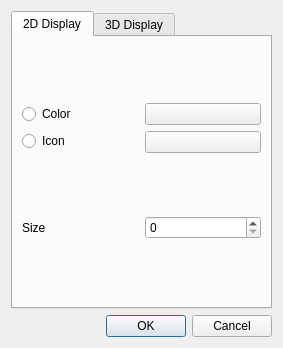
Old version of the form cassandra/uis/AgentConfigurator.ui in the repository xrubio/pandora.
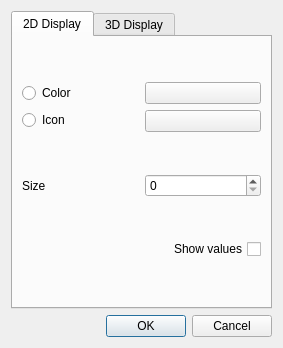
New version of the form. The open tabs and pages were chosen to show the change.

Patch:
```diff
--- a/cassandra/uis/AgentConfigurator.ui
+++ b/cassandra/uis/AgentConfigurator.ui
@@ -94,6 +94,16 @@
          </item>
         </layout>
        </item>
+       <item>
+        <widget class="QCheckBox" name="showValues">
+         <property name="layoutDirection">
+          <enum>Qt::RightToLeft</enum>
+         </property>
+         <property name="text">
+          <string>Show values</string>
+         </property>
+        </widget>
+       </item>
       </layout>
      </widget>
      <widget class="QWidget" name="Display3D">
```
Left out of the diff: 2 changed lines with no effect on the pictures.
